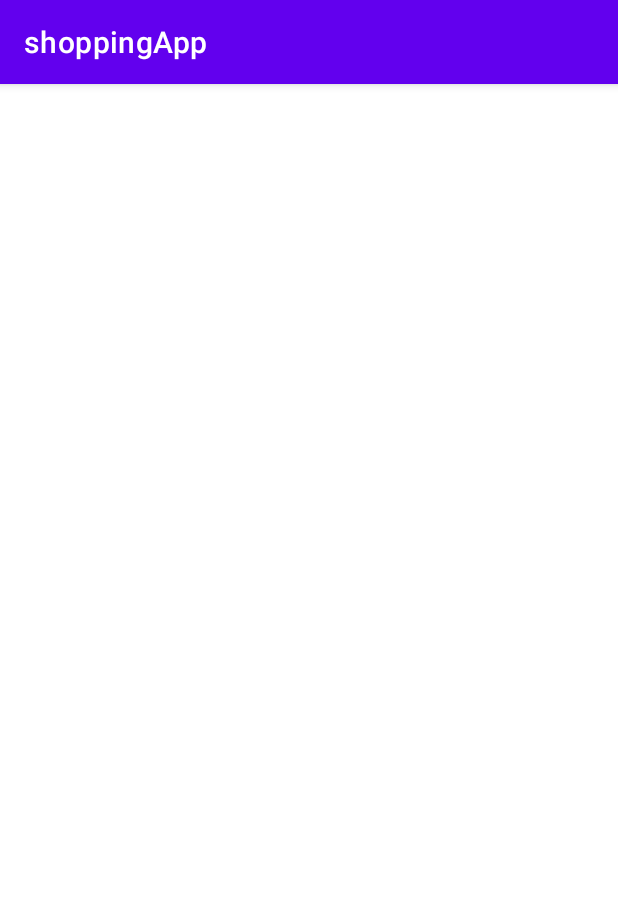
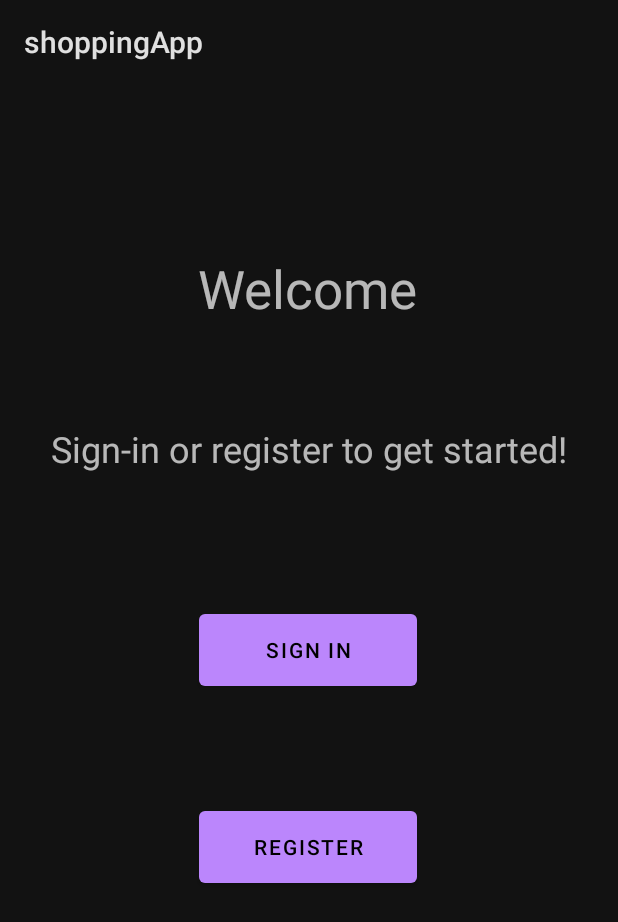
Before and after one commit to tommyfricano/shoppingApp, an Android app: the screen it shows after launch (MainActivity), on a phone screen of 412 x 824 dp. Shown: the top 922 px of the screen. Run offline under Robolectric (Android 15) with nearby library versions, the phone set to English and light mode, and no system bars; our stand-ins replace Firebase (no records; nobody signed in at launch, a user with empty details on screens opened directly); libraries missing offline, so code that uses them is left out: com.firebase.ui; 1 statement that could not run was skipped.

Commit message:
working user registration and sign in

```diff
--- a/app/src/main/java/edu/uga/cs/shoppingapp/MainActivity.java
+++ b/app/src/main/java/edu/uga/cs/shoppingapp/MainActivity.java
@@ -1,13 +1,23 @@
 package edu.uga.cs.shoppingapp;
 
+import androidx.activity.result.ActivityResultCallback;
+import androidx.activity.result.ActivityResultLauncher;
 import androidx.annotation.NonNull;
 import androidx.appcompat.app.AppCompatActivity;
+import androidx.appcompat.app.AppCompatDelegate;
 
+import android.content.Intent;
 import android.os.Bundle;
 import android.util.Log;
+import android.view.View;
+import android.widget.Button;
 import android.widget.TextView;
 import android.widget.Toast;
 
+import com.firebase.ui.auth.AuthUI;
+import com.firebase.ui.auth.FirebaseAuthUIActivityResultContract;
+import com.firebase.ui.auth.IdpResponse;
+import com.firebase.ui.auth.data.model.FirebaseAuthUIAuthenticationResult;
 import com.google.android.gms.tasks.OnCompleteListener;
 import com.google.android.gms.tasks.Task;
 import com.google.firebase.auth.AuthResult;
@@ -19,57 +29,140 @@ import com.google.firebase.database.DatabaseReference;
 import com.google.firebase.database.FirebaseDatabase;
 import com.google.firebase.database.ValueEventListener;
 
+import java.util.Arrays;
+import java.util.List;
+
 public class MainActivity extends AppCompatActivity {
     public static final String TAG = "SuperApp";
     private FirebaseAuth mAuth;
 
+        private static final String DEBUG_TAG = "MainActivity";
+
         @Override
-    protected void onCreate(Bundle savedInstanceState) {
+        protected void onCreate (Bundle savedInstanceState){
+
+            AppCompatDelegate.setDefaultNightMode(AppCompatDelegate.MODE_NIGHT_YES);
+
             super.onCreate(savedInstanceState);
             setContentView(R.layout.activity_main);
 
-        TextView textView = findViewById( R.id.textView );
+            Log.d(DEBUG_TAG, "ShoppingApp: MainActivity.onCreate()");
 
-        mAuth = FirebaseAuth.getInstance();
-        String email = "user@mail.com";
-        String password = "uga123";
+            Button signInButton = findViewById(R.id.signinButton);
+            Button registerButton = findViewById(R.id.registerButton);
 
-        mAuth.signInWithEmailAndPassword( email, password )
-                .addOnCompleteListener(this, new OnCompleteListener<AuthResult>() {
+            signInButton.setOnClickListener(new SignInButtonClickListener());
+            registerButton.setOnClickListener(new RegisterButtonClickListener());
+        }
+
+        // A button listener class to start a Firebase sign-in process
+        private class SignInButtonClickListener implements View.OnClickListener {
             @Override
-                    public void onComplete(@NonNull Task<AuthResult> task) {
-                        if (task.isSuccessful()) {
-                            // Sign in success, update UI with the signed-in user's information
-                            Log.d( TAG, "signInWithEmail:success" );
-                            FirebaseUser user = mAuth.getCurrentUser();
+            public void onClick(View v) {
+                // This is an example of how to use the AuthUI activity for signing in to Firebase.
+                // Here, we are just using email/password sign in.
+                List<AuthUI.IdpConfig> providers = Arrays.asList(
+                        new AuthUI.IdpConfig.EmailBuilder().build()
+                );
+
+                Log.d(DEBUG_TAG, "MainActivity.SignInButtonClickListener: Signing in started");
+
+                // Create an Intent to singin to Firebese.
+                Intent signInIntent = AuthUI.getInstance()
+                        .createSignInIntentBuilder()
+                        .setAvailableProviders(providers)
+                        // this sets our own theme (color scheme, sizing, etc.) for the AuthUI's appearance
+//                        .setTheme(R.style.LoginTheme)
+                        .build();
+                signInLauncher.launch(signInIntent);
             }
-                        else {
-                            // If sign in fails, display a message to the user.
-                            Log.d( TAG, "signInWithEmail:failure", task.getException() );
-                            Toast.makeText( MainActivity.this, "Authentication failed.",
+        }
+
+        // The ActivityResultLauncher class provides a new way to invoke an activity
+        // for some result.  It is a replacement for the deprecated method startActivityForResult.
+        //
+        // The signInLauncher variable is a launcher to start the AuthUI's logging in process that
+        // should return to the MainActivity when completed.  The overridden onActivityResult
+        // is then called when the Firebase logging-in process is finished.
+        private ActivityResultLauncher<Intent> signInLauncher =
+                registerForActivityResult(
+                        new FirebaseAuthUIActivityResultContract(),
+                        new ActivityResultCallback<FirebaseAuthUIAuthenticationResult>() {
+                            @Override
+                            public void onActivityResult(FirebaseAuthUIAuthenticationResult result) {
+                                onSignInResult(result);
+                            }
+                        }
+                );
+
+        // This method is called once the Firebase sign-in activity (lqunched above) returns (completes).
+        // Then, the current (logged-in) Firebase user can be obtained.
+        // Subsequently, there is a transition to the JobLeadManagementActivity.
+        private void onSignInResult (FirebaseAuthUIAuthenticationResult result ){
+            IdpResponse response = result.getIdpResponse();
+            if (result.getResultCode() == RESULT_OK) {
+                // Successfully signed in
+                if (response != null) {
+                    Log.d(DEBUG_TAG, "MainActivity.onSignInResult: response.getEmail(): " + response.getEmail());
+                }
+
+                //Log.d( DEBUG_TAG, "MainActivity.onSignInResult: Signed in as: " + user.getEmail() );
+
+                // after a successful sign in, start the job leads management activity
+                Intent intent = new Intent(this, ShoppingAppManagementActivity.class);
+                startActivity(intent);
+            } else {
+                Log.d(DEBUG_TAG, "MainActivity.onSignInResult: Failed to sign in");
+                // Sign in failed. If response is null the user canceled the
+                Toast.makeText(getApplicationContext(),
+                        "Sign in failed",
                         Toast.LENGTH_SHORT).show();
             }
         }
-                });
 
-        FirebaseDatabase database = FirebaseDatabase.getInstance();
-        DatabaseReference myRef = database.getReference( "message" );
+        private class RegisterButtonClickListener implements View.OnClickListener {
+            @Override
+            public void onClick(View view) {
+                // start the user registration activity
+                Intent intent = new Intent(view.getContext(), RegisterActivity.class);
+                view.getContext().startActivity(intent);
+            }
+        }
 
-        // Read from the database value for ”message”
-        myRef.addValueEventListener( new ValueEventListener() {
+        // These activity callback methods are not needed and are for edational purposes only
         @Override
-            public void onDataChange( DataSnapshot dataSnapshot ) {
-                // This method is called once with the initial value and again
-                // whenever data at this location is updated.
-                String message = dataSnapshot.getValue( String.class );
-                textView.setText( message );
+        protected void onStart () {
+            Log.d(DEBUG_TAG, "JobLead: MainActivity.onStart()");
+            super.onStart();
         }
 
         @Override
-            public void onCancelled(DatabaseError error) {
-                // Failed to read value
-                Log.w( TAG, "Failed to read value.", error.toException() );
+        protected void onResume () {
+            Log.d(DEBUG_TAG, "JobLead: MainActivity.onResume()");
+            super.onResume();
         }
-        });
+
+        @Override
+        protected void onPause () {
+            Log.d(DEBUG_TAG, "JobLead: MainActivity.onPause()");
+            super.onPause();
+        }
+
+        @Override
+        protected void onStop () {
+            Log.d(DEBUG_TAG, "JobLead: MainActivity.onStop()");
+            super.onStop();
+        }
+
+        @Override
+        protected void onDestroy () {
+            Log.d(DEBUG_TAG, "JobLead: MainActivity.onDestroy()");
+            super.onDestroy();
+        }
+
+        @Override
+        protected void onRestart () {
+            Log.d(DEBUG_TAG, "JobLead: MainActivity.onRestart()");
+            super.onRestart();
         }
 }
--- a/app/src/main/res/layout/activity_main.xml
+++ b/app/src/main/res/layout/activity_main.xml
@@ -10,10 +10,48 @@
         android:id="@+id/textView"
         android:layout_width="wrap_content"
         android:layout_height="wrap_content"
-        android:text="Hello World!"
+        android:text="Welcome"
+        android:textSize="35sp"
+        app:layout_constraintBottom_toBottomOf="parent"
+        app:layout_constraintEnd_toEndOf="parent"
+        app:layout_constraintHorizontal_bias="0.498"
+        app:layout_constraintStart_toStartOf="parent"
+        app:layout_constraintTop_toTopOf="parent"
+        app:layout_constraintVertical_bias="0.156" />
+
+    <TextView
+        android:id="@+id/textView2"
+        android:layout_width="wrap_content"
+        android:layout_height="wrap_content"
+        android:text="Sign-in or register to get started!"
+        android:textSize="24sp"
         app:layout_constraintBottom_toBottomOf="parent"
         app:layout_constraintEnd_toEndOf="parent"
         app:layout_constraintStart_toStartOf="parent"
-        app:layout_constraintTop_toTopOf="parent" />
+        app:layout_constraintTop_toBottomOf="@+id/textView"
+        app:layout_constraintVertical_bias="0.116" />
+
+    <Button
+        android:id="@+id/signinButton"
+        android:layout_width="145dp"
+        android:layout_height="60dp"
+        android:layout_marginTop="88dp"
+        android:text="Sign in"
+        app:layout_constraintEnd_toEndOf="parent"
+        app:layout_constraintHorizontal_bias="0.498"
+        app:layout_constraintStart_toStartOf="parent"
+        app:layout_constraintTop_toBottomOf="@+id/textView2" />
+
+    <Button
+        android:id="@+id/registerButton"
+        android:layout_width="145dp"
+        android:layout_height="60dp"
+        android:text="Register"
+        app:layout_constraintBottom_toBottomOf="parent"
+        app:layout_constraintEnd_toEndOf="parent"
+        app:layout_constraintHorizontal_bias="0.498"
+        app:layout_constraintStart_toStartOf="parent"
+        app:layout_constraintTop_toBottomOf="@+id/signinButton"
+        app:layout_constraintVertical_bias="0.237" />
 
 </androidx.constraintlayout.widget.ConstraintLayout>
--- /dev/null
+++ b/app/src/main/res/layout/activity_shopping_app_management.xml
@@ -0,0 +1,6 @@
+<?xml version="1.0" encoding="utf-8"?>
+<androidx.constraintlayout.widget.ConstraintLayout xmlns:android="http://schemas.android.com/apk/res/android"
+    android:layout_width="match_parent"
+    android:layout_height="match_parent">
+
+</androidx.constraintlayout.widget.ConstraintLayout>
```
Also changed, not shown: app/src/main/AndroidManifest.xml (+17 -0 lines), app/src/main/java/edu/uga/cs/shoppingapp/RegisterActivity.java (added, +82 -0 lines), app/src/main/java/edu/uga/cs/shoppingapp/ShoppingAppManagementActivity.java (added, +88 -0 lines), app/src/main/res/layout/activity_register.xml (added, +77 -0 lines). Lines whose indentation alone changed are shown as unchanged.
